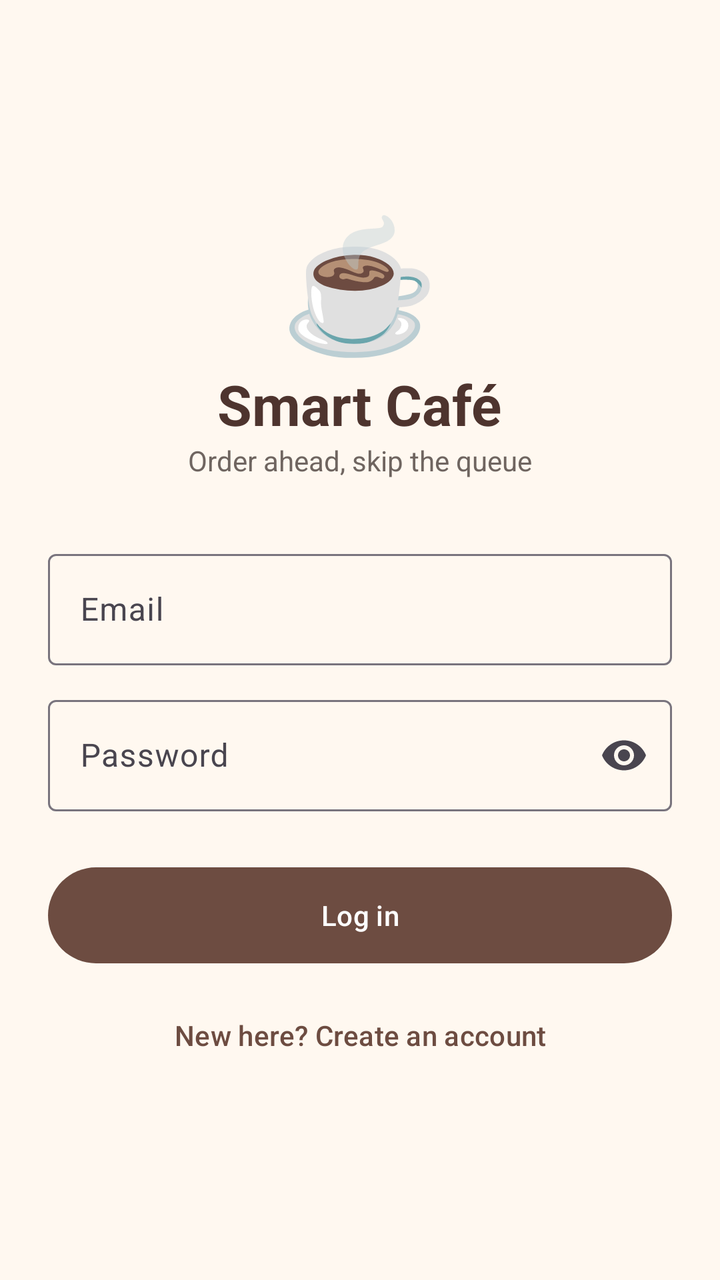
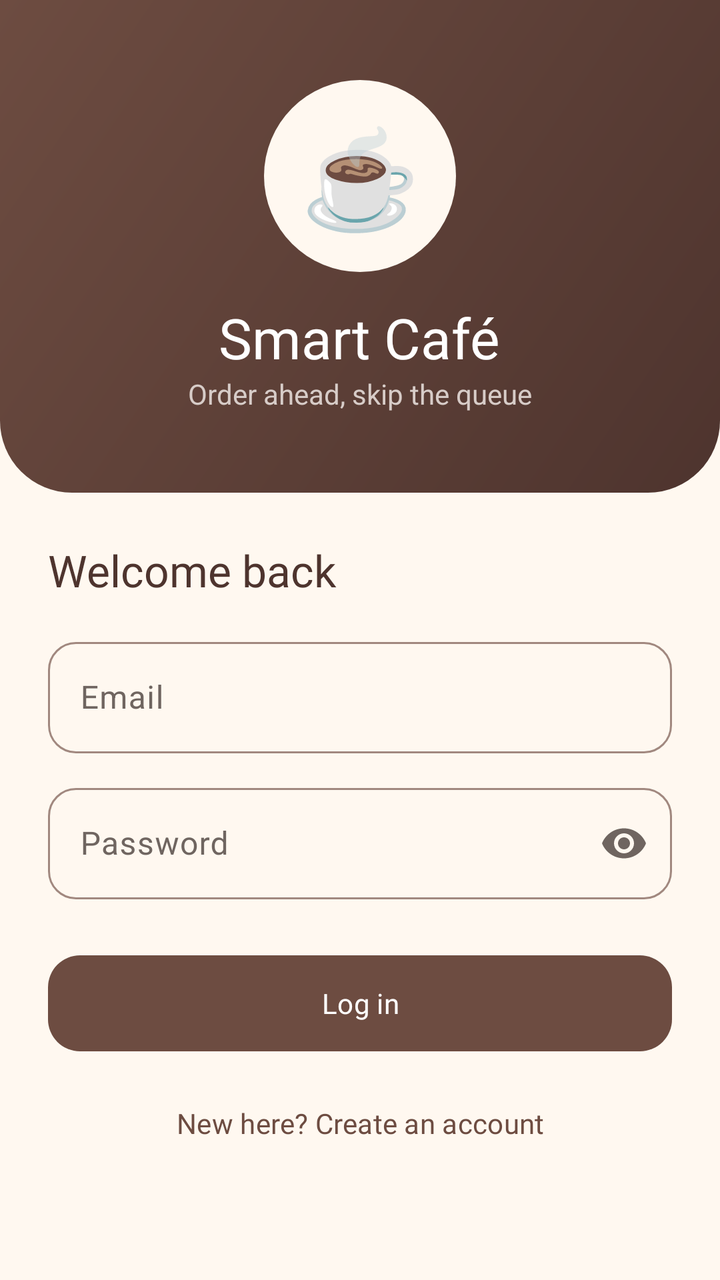

The first picture is an Android layout as it rendered before a commit; the second is the same layout after the commit. The layout source and the unified diff follow.
<!-- AndroidManifest.xml: application theme AppTheme -->
<!-- res/layout/activity_login.xml -->
<?xml version="1.0" encoding="utf-8"?>
<ScrollView xmlns:android="http://schemas.android.com/apk/res/android"
    android:fitsSystemWindows="true"
    android:layout_width="match_parent"
    android:layout_height="match_parent"
    android:fillViewport="true">

    <LinearLayout
        android:layout_width="match_parent"
        android:layout_height="wrap_content"
        android:gravity="center"
        android:orientation="vertical"
        android:padding="24dp">

        <TextView
            android:layout_width="wrap_content"
            android:layout_height="wrap_content"
            android:text="☕"
            android:textSize="64sp" />

        <TextView
            android:layout_width="wrap_content"
            android:layout_height="wrap_content"
            android:text="@string/app_name"
            android:textAppearance="?attr/textAppearanceHeadlineMedium"
            android:textColor="@color/espresso"
            android:textStyle="bold" />

        <TextView
            android:layout_width="wrap_content"
            android:layout_height="wrap_content"
            android:layout_marginBottom="32dp"
            android:text="@string/tagline"
            android:textColor="@color/text_secondary" />

        <com.google.android.material.textfield.TextInputLayout
            android:id="@+id/emailLayout"
            style="@style/Widget.Material3.TextInputLayout.OutlinedBox"
            android:layout_width="match_parent"
            android:layout_height="wrap_content"
            android:hint="@string/email">

            <com.google.android.material.textfield.TextInputEditText
                android:id="@+id/emailInput"
                android:layout_width="match_parent"
                android:layout_height="wrap_content"
                android:inputType="textEmailAddress"
                android:maxLength="100" />
        </com.google.android.material.textfield.TextInputLayout>

        <com.google.android.material.textfield.TextInputLayout
            android:id="@+id/passwordLayout"
            style="@style/Widget.Material3.TextInputLayout.OutlinedBox"
            android:layout_width="match_parent"
            android:layout_height="wrap_content"
            android:layout_marginTop="12dp"
            android:hint="@string/password"
            app:endIconMode="password_toggle"
            xmlns:app="http://schemas.android.com/apk/res-auto">

            <com.google.android.material.textfield.TextInputEditText
                android:id="@+id/passwordInput"
                android:layout_width="match_parent"
                android:layout_height="wrap_content"
                android:imeOptions="actionDone"
                android:inputType="textPassword"
                android:maxLength="128" />
        </com.google.android.material.textfield.TextInputLayout>

        <com.google.android.material.button.MaterialButton
            android:id="@+id/loginButton"
            android:layout_width="match_parent"
            android:layout_height="56dp"
            android:layout_marginTop="24dp"
            android:text="@string/login" />

        <ProgressBar
            android:id="@+id/progress"
            android:layout_width="wrap_content"
            android:layout_height="wrap_content"
            android:layout_marginTop="12dp"
            android:visibility="gone" />

        <com.google.android.material.button.MaterialButton
            android:id="@+id/toRegister"
            style="@style/Widget.Material3.Button.TextButton"
            android:layout_width="wrap_content"
            android:layout_height="wrap_content"
            android:layout_marginTop="8dp"
            android:text="@string/no_account" />
    </LinearLayout>
</ScrollView>
<!-- resources referenced by this layout -->
<resources>
  <style name="AppTheme" parent="Theme.Material3.Light.NoActionBar">
          <item name="colorPrimary">@color/coffee</item>
          <item name="colorOnPrimary">@color/white</item>
          <item name="colorPrimaryContainer">@color/latte</item>
          <item name="colorOnPrimaryContainer">@color/espresso</item>
          <item name="colorSecondary">@color/caramel</item>
          <item name="colorOnSecondary">@color/white</item>
          <item name="colorSecondaryContainer">#F3E0CF</item>
          <item name="colorOnSecondaryContainer">@color/espresso</item>
          <item name="android:colorBackground">@color/cream</item>
          <item name="colorSurface">@color/cream</item>
          <item name="android:statusBarColor">@color/cream</item>
          <item name="android:windowLightStatusBar">true</item>
          <item name="android:navigationBarColor">@color/cream</item>
          <item name="android:windowLightNavigationBar">true</item>
      </style>
  <!-- unchanged entries left out for length: 13 -->
</resources>

<!-- the commit's change to res/layout/activity_login.xml (unified diff, before → after) -->
@@ -1,92 +1,131 @@
 <?xml version="1.0" encoding="utf-8"?>
 <ScrollView xmlns:android="http://schemas.android.com/apk/res/android"
-    android:fitsSystemWindows="true"
+    xmlns:app="http://schemas.android.com/apk/res-auto"
     android:layout_width="match_parent"
     android:layout_height="match_parent"
     android:fillViewport="true">
 
     <LinearLayout
+        android:id="@+id/content"
         android:layout_width="match_parent"
         android:layout_height="wrap_content"
-        android:gravity="center"
-        android:orientation="vertical"
-        android:padding="24dp">
+        android:orientation="vertical">
 
-        <TextView
-            android:layout_width="wrap_content"
-            android:layout_height="wrap_content"
-            android:text="☕"
-            android:textSize="64sp" />
-
-        <TextView
-            android:layout_width="wrap_content"
-            android:layout_height="wrap_content"
-            android:text="@string/app_name"
-            android:textAppearance="?attr/textAppearanceHeadlineMedium"
-            android:textColor="@color/espresso"
-            android:textStyle="bold" />
-
-        <TextView
-            android:layout_width="wrap_content"
-            android:layout_height="wrap_content"
-            android:layout_marginBottom="32dp"
-            android:text="@string/tagline"
-            android:textColor="@color/text_secondary" />
-
-        <com.google.android.material.textfield.TextInputLayout
-            android:id="@+id/emailLayout"
-            style="@style/Widget.Material3.TextInputLayout.OutlinedBox"
+        <LinearLayout
+            android:id="@+id/banner"
             android:layout_width="match_parent"
             android:layout_height="wrap_content"
-            android:hint="@string/email">
+            android:background="@drawable/bg_login_banner"
+            android:gravity="center"
+            android:orientation="vertical"
+            android:paddingHorizontal="24dp"
+            android:paddingTop="40dp"
+            android:paddingBottom="40dp">
 
-            <com.google.android.material.textfield.TextInputEditText
-                android:id="@+id/emailInput"
+            <TextView
+                android:layout_width="96dp"
+                android:layout_height="96dp"
+                android:background="@drawable/bg_circle"
+                android:backgroundTint="@color/cream"
+                android:gravity="center"
+                android:importantForAccessibility="no"
+                android:text="☕"
+                android:textSize="48sp" />
+
+            <TextView
+                android:layout_width="wrap_content"
+                android:layout_height="wrap_content"
+                android:layout_marginTop="14dp"
+                android:text="@string/app_name"
+                android:textAppearance="?attr/textAppearanceHeadlineMedium"
+                android:textColor="@color/white" />
+
+            <TextView
+                android:layout_width="wrap_content"
+                android:layout_height="wrap_content"
+                android:text="@string/tagline"
+                android:textColor="@color/latte" />
+        </LinearLayout>
+
+        <LinearLayout
+            android:id="@+id/form"
+            android:layout_width="match_parent"
+            android:layout_height="wrap_content"
+            android:gravity="center_horizontal"
+            android:orientation="vertical"
+            android:padding="24dp">
+
+            <TextView
                 android:layout_width="match_parent"
                 android:layout_height="wrap_content"
-                android:inputType="textEmailAddress"
-                android:maxLength="100" />
-        </com.google.android.material.textfield.TextInputLayout>
+                android:layout_marginBottom="16dp"
+                android:text="Welcome back"
+                android:textAppearance="?attr/textAppearanceTitleLarge"
+                android:textColor="@color/espresso" />
 
-        <com.google.android.material.textfield.TextInputLayout
-            android:id="@+id/passwordLayout"
-            style="@style/Widget.Material3.TextInputLayout.OutlinedBox"
-            android:layout_width="match_parent"
-            android:layout_height="wrap_content"
-            android:layout_marginTop="12dp"
-            android:hint="@string/password"
-            app:endIconMode="password_toggle"
-            xmlns:app="http://schemas.android.com/apk/res-auto">
-
-            <com.google.android.material.textfield.TextInputEditText
-                android:id="@+id/passwordInput"
+            <com.google.android.material.textfield.TextInputLayout
+                android:id="@+id/emailLayout"
+                style="@style/Widget.Material3.TextInputLayout.OutlinedBox"
                 android:layout_width="match_parent"
                 android:layout_height="wrap_content"
-                android:imeOptions="actionDone"
-                android:inputType="textPassword"
-                android:maxLength="128" />
-        </com.google.android.material.textfield.TextInputLayout>
+                android:hint="@string/email"
+                app:boxCornerRadiusBottomEnd="14dp"
+                app:boxCornerRadiusBottomStart="14dp"
+                app:boxCornerRadiusTopEnd="14dp"
+                app:boxCornerRadiusTopStart="14dp">
 
-        <com.google.android.material.button.MaterialButton
-            android:id="@+id/loginButton"
-            android:layout_width="match_parent"
-            android:layout_height="56dp"
-            android:layout_marginTop="24dp"
-            android:text="@string/login" />
+                <com.google.android.material.textfield.TextInputEditText
+                    android:id="@+id/emailInput"
+                    android:layout_width="match_parent"
+                    android:layout_height="wrap_content"
+                    android:inputType="textEmailAddress"
+                    android:maxLength="100" />
+            </com.google.android.material.textfield.TextInputLayout>
 
-        <ProgressBar
-            android:id="@+id/progress"
-            android:layout_width="wrap_content"
-            android:layout_height="wrap_content"
-            android:layout_marginTop="12dp"
-            android:visibility="gone" />
+            <com.google.android.material.textfield.TextInputLayout
+                android:id="@+id/passwordLayout"
+                style="@style/Widget.Material3.TextInputLayout.OutlinedBox"
+                android:layout_width="match_parent"
+                android:layout_height="wrap_content"
+                android:layout_marginTop="12dp"
+                android:hint="@string/password"
+                app:boxCornerRadiusBottomEnd="14dp"
+                app:boxCornerRadiusBottomStart="14dp"
+                app:boxCornerRadiusTopEnd="14dp"
+                app:boxCornerRadiusTopStart="14dp"
+                app:endIconMode="password_toggle">
 
-        <com.google.android.material.button.MaterialButton
-            android:id="@+id/toRegister"
-            style="@style/Widget.Material3.Button.TextButton"
-            android:layout_width="wrap_content"
-            android:layout_height="wrap_content"
-            android:layout_marginTop="8dp"
-            android:text="@string/no_account" />
+                <com.google.android.material.textfield.TextInputEditText
+                    android:id="@+id/passwordInput"
+                    android:layout_width="match_parent"
+                    android:layout_height="wrap_content"
+                    android:imeOptions="actionDone"
+                    android:inputType="textPassword"
+                    android:maxLength="128" />
+            </com.google.android.material.textfield.TextInputLayout>
+
+            <com.google.android.material.button.MaterialButton
+                android:id="@+id/loginButton"
+                android:layout_width="match_parent"
+                android:layout_height="56dp"
+                android:layout_marginTop="24dp"
+                android:text="@string/login"
+                app:cornerRadius="16dp" />
+
+            <ProgressBar
+                android:id="@+id/progress"
+                android:layout_width="wrap_content"
+                android:layout_height="wrap_content"
+                android:layout_marginTop="12dp"
+                android:visibility="gone" />
+
+            <com.google.android.material.button.MaterialButton
+                android:id="@+id/toRegister"
+                style="@style/Widget.Material3.Button.TextButton"
+                android:layout_width="wrap_content"
+                android:layout_height="wrap_content"
+                android:layout_marginTop="8dp"
+                android:text="@string/no_account" />
+        </LinearLayout>
     </LinearLayout>
 </ScrollView>
<!-- resource entries referenced after the edit -->
@@ -1,5 +1,21 @@
 <!-- resources referenced by this layout -->
 <resources>
+  <!-- drawable bg_circle (drawable) -->
+  <?xml version="1.0" encoding="utf-8"?>
+  <shape xmlns:android="http://schemas.android.com/apk/res/android" android:shape="oval">
+      <solid android:color="@color/white" />
+  </shape>
+  <!-- drawable bg_login_banner (drawable) -->
+  <?xml version="1.0" encoding="utf-8"?>
+  <shape xmlns:android="http://schemas.android.com/apk/res/android" android:shape="rectangle">
+      <gradient
+          android:angle="315"
+          android:endColor="@color/espresso"
+          android:startColor="@color/coffee" />
+      <corners
+          android:bottomLeftRadius="36dp"
+          android:bottomRightRadius="36dp" />
+  </shape>
   <style name="AppTheme" parent="Theme.Material3.Light.NoActionBar">
           <item name="colorPrimary">@color/coffee</item>
           <item name="colorOnPrimary">@color/white</item>
@@ -7,14 +23,119 @@
           <item name="colorOnPrimaryContainer">@color/espresso</item>
           <item name="colorSecondary">@color/caramel</item>
           <item name="colorOnSecondary">@color/white</item>
-          <item name="colorSecondaryContainer">#F3E0CF</item>
+          <item name="colorSecondaryContainer">@color/caramel_soft</item>
           <item name="colorOnSecondaryContainer">@color/espresso</item>
+          <item name="colorTertiary">@color/caramel</item>
+          <item name="colorOnTertiary">@color/white</item>
+          <item name="colorTertiaryContainer">@color/caramel_soft</item>
+          <item name="colorOnTertiaryContainer">@color/espresso</item>
+  
+          
           <item name="android:colorBackground">@color/cream</item>
+          <item name="colorOnBackground">@color/espresso</item>
           <item name="colorSurface">@color/cream</item>
+          <item name="colorOnSurface">@color/espresso</item>
+          <item name="colorSurfaceVariant">@color/sand</item>
+          <item name="colorOnSurfaceVariant">@color/text_secondary</item>
+          <item name="colorSurfaceContainerLowest">@color/white</item>
+          <item name="colorSurfaceContainerLow">@color/foam</item>
+          <item name="colorSurfaceContainer">@color/biscuit</item>
+          <item name="colorSurfaceContainerHigh">@color/oat</item>
+          <item name="colorSurfaceContainerHighest">@color/sand</item>
+          <item name="colorSurfaceBright">@color/cream</item>
+          <item name="colorSurfaceDim">@color/sand</item>
+          <item name="colorSurfaceInverse">@color/espresso</item>
+          <item name="colorOnSurfaceInverse">@color/cream</item>
+          <item name="colorPrimaryInverse">@color/caramel_soft</item>
+          <item name="colorOutline">@color/outline</item>
+          <item name="colorOutlineVariant">@color/outline_soft</item>
+  
           <item name="android:statusBarColor">@color/cream</item>
           <item name="android:windowLightStatusBar">true</item>
-          <item name="android:navigationBarColor">@color/cream</item>
+          <item name="android:navigationBarColor">@color/white</item>
           <item name="android:windowLightNavigationBar">true</item>
+  
+          
+          <item name="textAppearanceDisplaySmall">@style/TextAppearance.Cafe.DisplaySmall</item>
+          <item name="textAppearanceHeadlineLarge">@style/TextAppearance.Cafe.HeadlineLarge</item>
+          <item name="textAppearanceHeadlineMedium">@style/TextAppearance.Cafe.HeadlineMedium</item>
+          <item name="textAppearanceHeadlineSmall">@style/TextAppearance.Cafe.HeadlineSmall</item>
+          <item name="textAppearanceTitleLarge">@style/TextAppearance.Cafe.TitleLarge</item>
+          <item name="textAppearanceTitleMedium">@style/TextAppearance.Cafe.TitleMedium</item>
+          <item name="textAppearanceTitleSmall">@style/TextAppearance.Cafe.TitleSmall</item>
+          <item name="textAppearanceLabelLarge">@style/TextAppearance.Cafe.LabelLarge</item>
+          <item name="textAppearanceLabelMedium">@style/TextAppearance.Cafe.LabelMedium</item>
+  
+          <item name="bottomNavigationStyle">@style/Widget.Cafe.BottomNav</item>
+          <item name="chipStyle">@style/Widget.Cafe.Chip</item>
+          <item name="materialSwitchStyle">@style/Widget.Cafe.Switch</item>
+      </style>
+  <color name="caramel_soft">#F3E0CF</color>
+  <color name="sand">#EDDFD2</color>
+  <color name="foam">#FDF3E9</color>
+  <color name="biscuit">#F8EDE2</color>
+  <color name="oat">#F3E6DA</color>
+  <color name="outline">#A1887F</color>
+  <color name="outline_soft">#E3D5C9</color>
+  <style name="TextAppearance.Cafe.DisplaySmall" parent="TextAppearance.Material3.DisplaySmall">
+          <item name="fontFamily">@font/poppins_bold</item>
+          <item name="android:fontFamily">@font/poppins_bold</item>
+      </style>
+  <style name="TextAppearance.Cafe.HeadlineLarge" parent="TextAppearance.Material3.HeadlineLarge">
+          <item name="fontFamily">@font/poppins_semibold</item>
+          <item name="android:fontFamily">@font/poppins_semibold</item>
+      </style>
+  <style name="TextAppearance.Cafe.HeadlineMedium" parent="TextAppearance.Material3.HeadlineMedium">
+          <item name="fontFamily">@font/poppins_semibold</item>
+          <item name="android:fontFamily">@font/poppins_semibold</item>
+      </style>
+  <style name="TextAppearance.Cafe.HeadlineSmall" parent="TextAppearance.Material3.HeadlineSmall">
+          <item name="fontFamily">@font/poppins_semibold</item>
+          <item name="android:fontFamily">@font/poppins_semibold</item>
+      </style>
+  <style name="TextAppearance.Cafe.TitleLarge" parent="TextAppearance.Material3.TitleLarge">
+          <item name="fontFamily">@font/poppins_semibold</item>
+          <item name="android:fontFamily">@font/poppins_semibold</item>
+      </style>
+  <style name="TextAppearance.Cafe.TitleMedium" parent="TextAppearance.Material3.TitleMedium">
+          <item name="fontFamily">@font/poppins_semibold</item>
+          <item name="android:fontFamily">@font/poppins_semibold</item>
+      </style>
+  <style name="TextAppearance.Cafe.TitleSmall" parent="TextAppearance.Material3.TitleSmall">
+          <item name="fontFamily">@font/poppins_medium</item>
+          <item name="android:fontFamily">@font/poppins_medium</item>
+      </style>
+  <style name="TextAppearance.Cafe.LabelLarge" parent="TextAppearance.Material3.LabelLarge">
+          <item name="fontFamily">@font/poppins_medium</item>
+          <item name="android:fontFamily">@font/poppins_medium</item>
+      </style>
+  <style name="TextAppearance.Cafe.LabelMedium" parent="TextAppearance.Material3.LabelMedium">
+          <item name="fontFamily">@font/poppins_medium</item>
+          <item name="android:fontFamily">@font/poppins_medium</item>
+      </style>
+  <style name="Widget.Cafe.BottomNav" parent="Widget.Material3.BottomNavigationView">
+          <item name="backgroundTint">@color/white</item>
+          <item name="elevation">8dp</item>
+          <item name="itemIconTint">@color/bottom_nav_item</item>
+          <item name="itemTextColor">@color/bottom_nav_item</item>
+          <item name="itemActiveIndicatorStyle">@style/Widget.Cafe.BottomNav.Indicator</item>
+          <item name="itemTextAppearanceActive">@style/TextAppearance.Cafe.LabelMedium</item>
+          <item name="itemTextAppearanceInactive">@style/TextAppearance.Cafe.LabelMedium</item>
+      </style>
+  <style name="Widget.Cafe.Chip" parent="Widget.Material3.Chip.Filter">
+          <item name="chipBackgroundColor">@color/chip_background</item>
+          <item name="chipStrokeColor">@color/chip_stroke</item>
+          <item name="android:textColor">@color/espresso</item>
+          <item name="checkedIconTint">@color/espresso</item>
+          <item name="android:textAppearance">@style/TextAppearance.Cafe.LabelLarge</item>
+      </style>
+  <style name="Widget.Cafe.Switch" parent="Widget.Material3.CompoundButton.MaterialSwitch">
+          <item name="trackTint">@color/switch_track</item>
+          <item name="thumbTint">@color/switch_thumb</item>
+          <item name="trackDecorationTint">@color/switch_track_outline</item>
+      </style>
+  <style name="Widget.Cafe.BottomNav.Indicator" parent="Widget.Material3.BottomNavigationView.ActiveIndicator">
+          <item name="android:color">@color/caramel_soft</item>
       </style>
   <!-- unchanged entries left out for length: 13 -->
 </resources>
